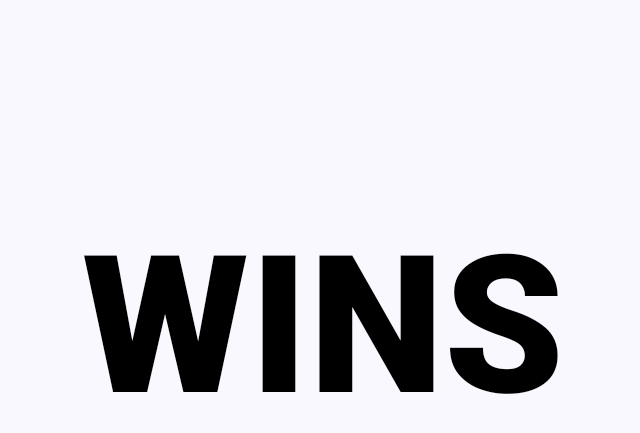
After one commit to SamsonHa2/Playing-With-Fire, an Android app built with Jetpack Compose: the composable GameWinner called with empty values, on a phone screen of 824 x 412 dp (held sideways). The commit adds this screen. Shown: the top 433 px of the screen, without its empty margins (294-934 px from the left). Run offline under Robolectric (Android 15) with nearby library versions, the phone set to English and light mode, and no system bars.

Commit message:
Add game win event

```diff
--- a/app/src/main/java/com/example/playingwithfire/domain/pathfinding/PathfindingUtils.kt
+++ b/app/src/main/java/com/example/playingwithfire/domain/pathfinding/PathfindingUtils.kt
@@ -54,7 +54,8 @@ fun canEscapeAfterBombPlaced(player: Player, gameState: GameState, bomb: Bomb):
         gameState.bombs + bomb,
         gameState.explosions,
         gameState.powerUps,
-        gameState.round
+        gameState.round,
+        gameState.winner
     )
     val placedBombMap = calculateDangerZones(player, bombPlacedGameState)
     val ans = canEscape(placedBombMap, player.position)
--- a/app/src/main/java/com/example/playingwithfire/model/GameState.kt
+++ b/app/src/main/java/com/example/playingwithfire/model/GameState.kt
@@ -6,5 +6,6 @@ data class GameState(
     val bombs: List<Bomb>,
     val explosions: List<Explosion>,
     val powerUps: List<PowerUp>,
-    val round: Int
+    val round: Int,
+    val winner: String
 )
--- /dev/null
+++ b/app/src/main/java/com/example/playingwithfire/ui/game/GameWinner.kt
@@ -0,0 +1,76 @@
+package com.example.playingwithfire.ui.game
+
+import androidx.compose.animation.core.Animatable
+import androidx.compose.animation.core.FastOutSlowInEasing
+import androidx.compose.animation.core.tween
+import androidx.compose.foundation.layout.Arrangement
+import androidx.compose.foundation.layout.Box
+import androidx.compose.foundation.layout.Column
+import androidx.compose.foundation.layout.fillMaxSize
+import androidx.compose.foundation.layout.wrapContentSize
+import androidx.compose.material3.Text
+import androidx.compose.runtime.Composable
+import androidx.compose.runtime.LaunchedEffect
+import androidx.compose.runtime.remember
+import androidx.compose.ui.Alignment
+import androidx.compose.ui.Modifier
+import androidx.compose.ui.graphics.Color
+import androidx.compose.ui.graphics.graphicsLayer
+import androidx.compose.ui.text.font.FontWeight
+import androidx.compose.ui.unit.sp
+
+@Composable
+fun GameWinner(winner: String){
+    Box(
+        modifier = Modifier.fillMaxSize(),
+        contentAlignment = Alignment.Center
+    ) {
+        Column(
+            modifier = Modifier.wrapContentSize(),
+            verticalArrangement = Arrangement.Bottom,
+            horizontalAlignment = Alignment.CenterHorizontally
+        ) {
+            val animatedOffsetX1 = remember { Animatable(0f) }
+
+            LaunchedEffect(winner) {
+                animatedOffsetX1.animateTo(
+                    targetValue = 0f,
+                    animationSpec = tween(
+                        durationMillis = 500,
+                        easing = FastOutSlowInEasing
+                    )
+                )
+            }
+
+            Text(
+                text = winner,
+                fontSize = 128.sp,
+                fontWeight = FontWeight.ExtraBold,
+                color = Color.Black,
+                modifier = Modifier
+                    .graphicsLayer { translationX = animatedOffsetX1.value }
+            )
+
+            val animatedOffsetX2 = remember { Animatable(0f) }
+
+            LaunchedEffect(winner) {
+                animatedOffsetX2.animateTo(
+                    targetValue = 0f,
+                    animationSpec = tween(
+                        durationMillis = 500,
+                        easing = FastOutSlowInEasing
+                    )
+                )
+            }
+
+            Text(
+                text = "WINS",
+                fontSize = 128.sp,
+                fontWeight = FontWeight.ExtraBold,
+                color = Color.Black,
+                modifier = Modifier
+                    .graphicsLayer { translationX = animatedOffsetX2.value }
+            )
+        }
+    }
+}
```
Also changed, not shown: app/src/main/java/com/example/playingwithfire/domain/GameEngine.kt (+18 -3 lines), app/src/main/java/com/example/playingwithfire/ui/game/GamePlayerHud.kt (+8 -3 lines), app/src/main/java/com/example/playingwithfire/ui/game/GameScreen.kt (+10 -1 lines).
